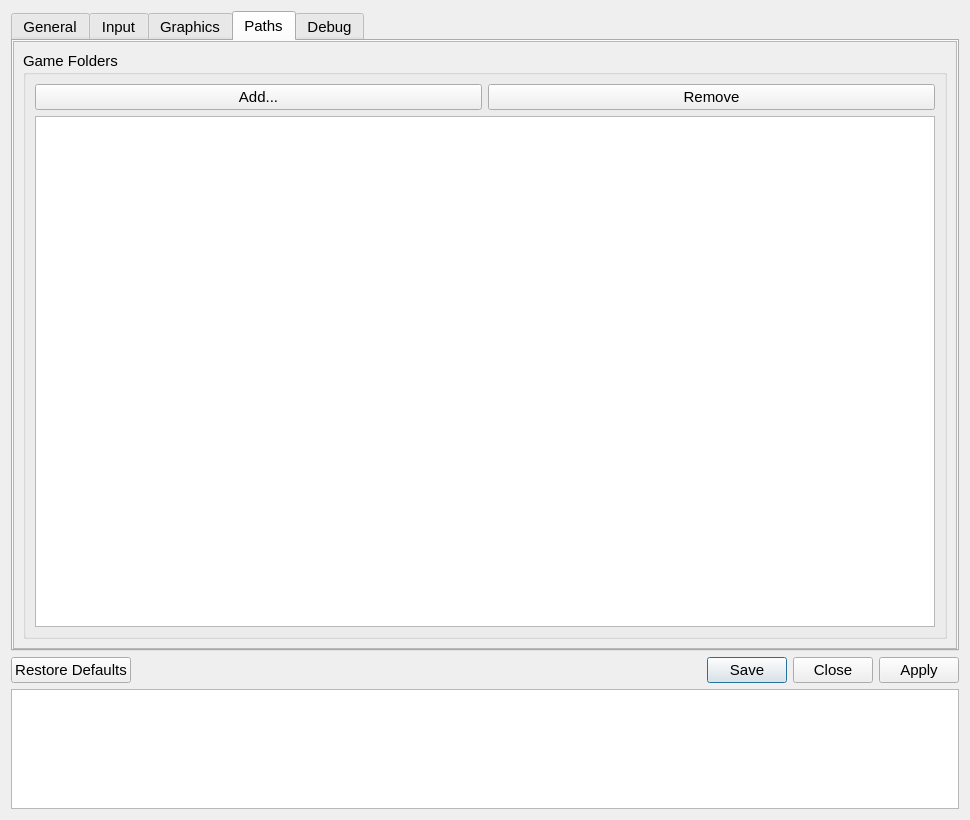
Qt form src/qt_gui/settings_dialog.ui (shadps4-emu/shadPS4) before a commit.
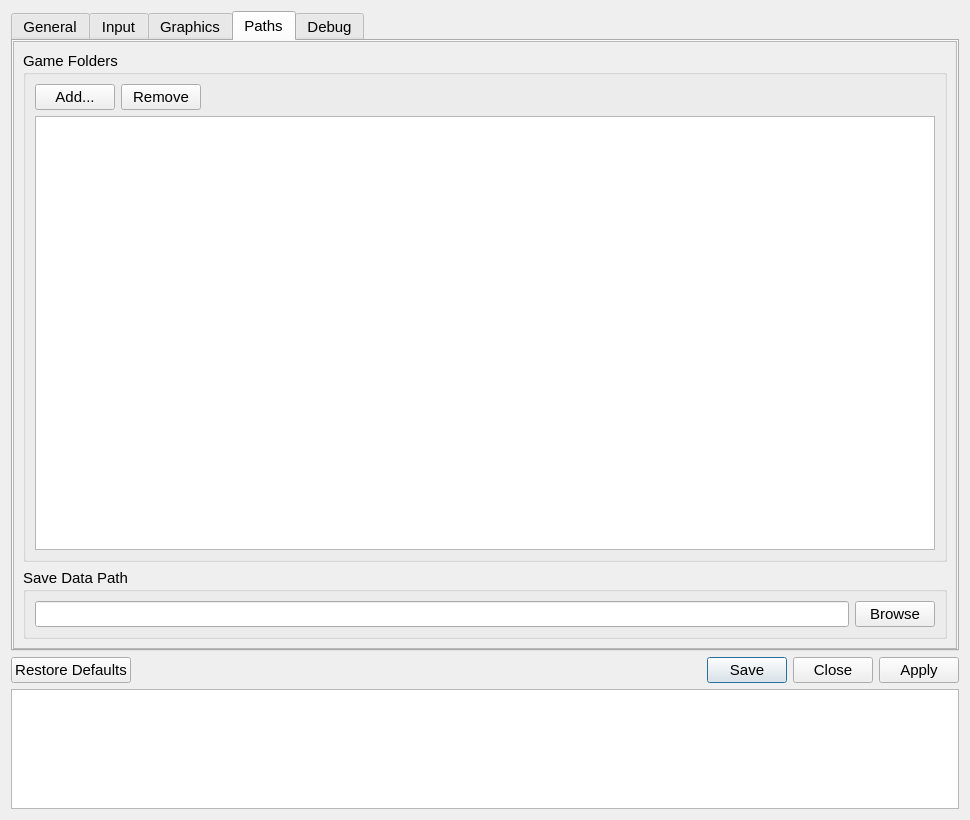
The same form after that commit. The open tabs and pages were chosen to show the change. Icons and pictures are not drawn.

Commit message:
Added ability to change save data path (#2199)
* added ability to change save data path

* get default save data path from fs

* add copyright

* formatting

What changed in the file:
```diff
--- a/src/qt_gui/settings_dialog.ui
+++ b/src/qt_gui/settings_dialog.ui
@@ -1178,17 +1178,7 @@
        <string>Paths</string>
       </attribute>
       <widget class="QWidget" name="pathsTabContents">
-       <property name="geometry">
-        <rect>
-         <x>0</x>
-         <y>0</y>
-         <width>946</width>
-         <height>605</height>
-        </rect>
-       </property>
-       <layout class="QVBoxLayout" name="pathsTabLayout" stretch="0">
-        <item>
-         <layout class="QHBoxLayout" name="pathsTabVLayout">
+       <layout class="QVBoxLayout" name="pathsTabLayout">
           <item>
            <widget class="QGroupBox" name="gameFoldersGroupBox">
             <property name="title">
@@ -1197,9 +1187,6 @@
             <layout class="QVBoxLayout" name="verticalLayout">
              <item>
               <layout class="QHBoxLayout" name="horizontalLayout">
-               <property name="topMargin">
-                <number>0</number>
-               </property>
                <item>
                 <widget class="QPushButton" name="addFolderButton">
                  <property name="text">
@@ -1214,6 +1201,19 @@
                  </property>
                 </widget>
                </item>
+              <item>
+                <spacer name="horizontalSpacer">
+                  <property name="orientation">
+                    <enum>Qt::Horizontal</enum>
+                  </property>
+                  <property name="sizeHint" stdset="0">
+                    <size>
+                      <width>40</width>
+                      <height>20</height>
+                    </size>
+                  </property>
+                </spacer>
+              </item>
               </layout>
              </item>
              <item>
@@ -1222,7 +1222,32 @@
             </layout>
            </widget>
           </item>
-         </layout>
+        <item>
+         <widget class="QGroupBox" name="saveDataGroupBox">
+          <property name="title">
+            <string>Save Data Path</string>
+          </property>
+          <layout class="QVBoxLayout" name="saveDataLayout">
+            <item>
+              <layout class="QHBoxLayout" name="horizontalLayout_2">
+                <item>
+                  <widget class="QLineEdit" name="currentSaveDataPath">
+                    <property name="readOnly">
+                      <bool>true</bool>
+                    </property>
+                  </widget>
+                </item>
+                <item>
+                  <widget class="QPushButton" name="browseButton">
+                    <property name="text">
+                      <string>Browse</string>
+                    </property>
+                  </widget>
+                </item>
+              </layout>
+            </item>
+          </layout>
+         </widget>
         </item>
        </layout>
       </widget>
```
Left out of the diff: 18 changed lines with no effect on the pictures. Lines whose indentation alone changed are shown as unchanged. The commit also changes 5 other files.
